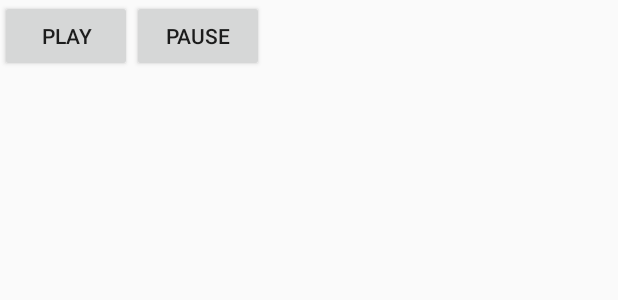
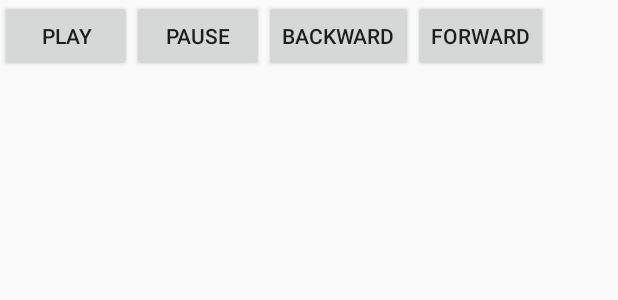
Before and after one commit to madhank93/SampleAudioPlay, an Android app: the layout activity_main.xml on its own in the app's theme, with its tools: preview values and no code run, on a phone screen of 412 x 824 dp. Shown: the top 300 px of the screen. Run offline under Robolectric (Android 15) with nearby library versions, the phone set to English and light mode, and no system bars.

Commit message:
add forward/backward features to the app

```diff
--- a/app/src/main/res/layout/activity_main.xml
+++ b/app/src/main/res/layout/activity_main.xml
@@ -7,12 +7,24 @@
         android:id="@+id/play_button"
         android:layout_width="wrap_content"
         android:layout_height="wrap_content"
-        android:text="@string/button_1"/>
+        android:text="@string/play"/>
 
     <Button
         android:id="@+id/pause_button"
         android:layout_width="wrap_content"
         android:layout_height="wrap_content"
-        android:text="@string/button_2"/>
+        android:text="@string/pause"/>
+
+    <Button
+        android:id="@+id/backward_button"
+        android:layout_width="wrap_content"
+        android:layout_height="wrap_content"
+        android:text="@string/back"/>
+
+    <Button
+        android:id="@+id/forward_button"
+        android:layout_width="wrap_content"
+        android:layout_height="wrap_content"
+        android:text="@string/forward"/>
 
 </LinearLayout>
--- a/app/src/main/res/values/strings.xml
+++ b/app/src/main/res/values/strings.xml
@@ -1,5 +1,7 @@
 <resources>
     <string name="app_name">Sample Audio Play</string>
-    <string name="button_1">Play</string>
-    <string name="button_2">Pause</string>
+    <string name="play">Play</string>
+    <string name="pause">Pause</string>
+    <string name="back">Backward</string>
+    <string name="forward">Forward</string>
 </resources>
```
Also changed, not shown: app/src/main/java/com/example/android/sampleaudioplay/MainActivity.java (+44 -1 lines).
